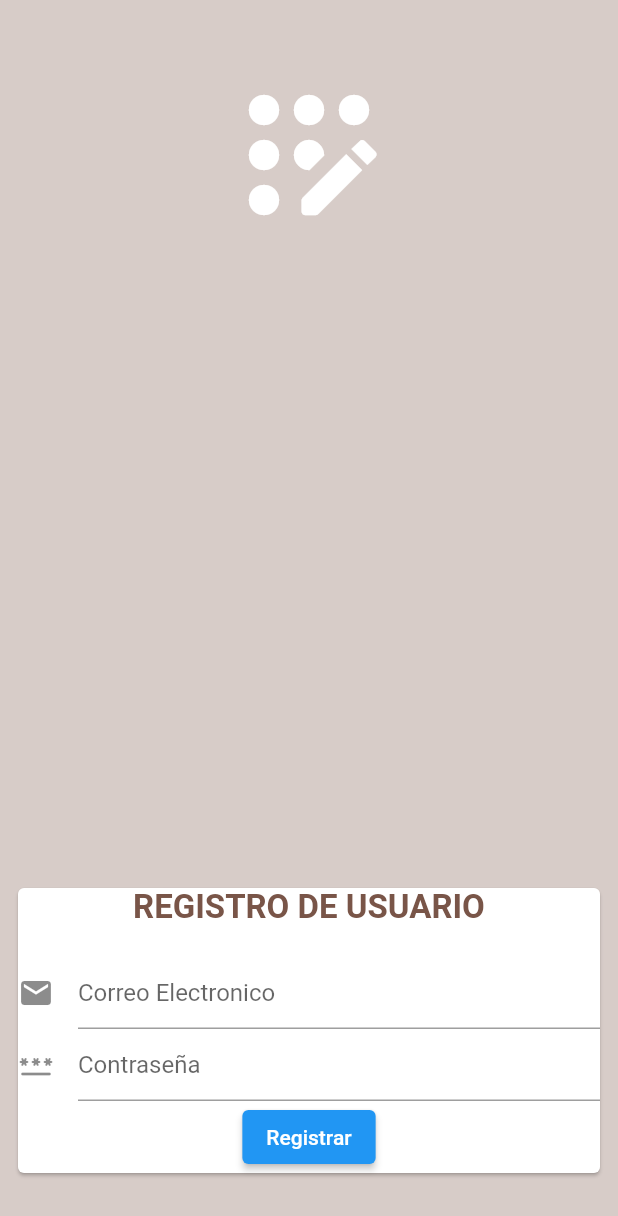
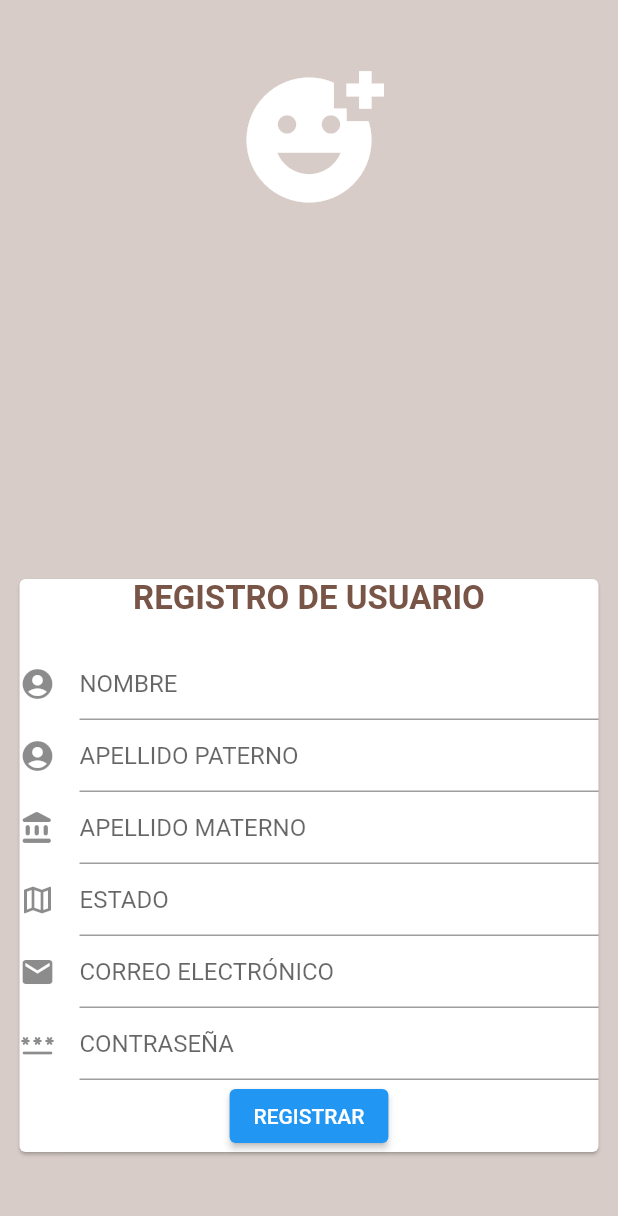
Before and after one commit to Narciso43/proyecto-movil-analisis, a Flutter app: the RegisterPage screen opened directly, on a phone screen of 412 x 824 dp. Shown: the top 1216 px of the screen. Run offline on Flutter 3.47's test engine with Material 2 defaults, Android fonts, the phone set to English and light mode, and no system bars; our stand-ins replace shared_preferences; missing offline and left inert: dart:ffi; accounts and stored records are empty.

Commit message:
Se corrigieron Errore. Corre de nuevo

```diff
--- a/lib/pages/register_page.dart
+++ b/lib/pages/register_page.dart
@@ -1,13 +1,29 @@
-import 'dart:ffi';
+import 'package:flutter/material.dart';
+import 'package:js_onboarding/providers/register_provider.dart';
+import 'package:provider/provider.dart';
 
-import 'package:flutter/material.dart';
-
-class RegisterPage extends StatelessWidget {
+class RegisterPage extends StatefulWidget {
   static final String routeName = '/';
   const RegisterPage();
 
   @override
+  State<RegisterPage> createState() => _RegisterPageState();
+}
+
+class _RegisterPageState extends State<RegisterPage> {
+  var formkey = GlobalKey<FormState>();
+  Map<String, String> FormData = {
+    'nombre': '',
+    'Apaterno': '',
+    'Amaterno': '',
+    'estado': '',
+    'correo': '',
+    'contraseña': ''
+  };
+  @override
   Widget build(BuildContext context) {
+    final registerProvider = Provider.of<RegisterProvider>(context);
+
     return Scaffold(
       body: Container(
         width: double.infinity,
@@ -16,18 +32,20 @@ class RegisterPage extends StatelessWidget {
           children: [
             SizedBox(height: 43),
             Icon(
-              Icons.app_registration_rounded,
-              size: 120,
+              Icons.add_reaction_sharp,
+              size: 100,
               color: Colors.white,
             ),
             Expanded(
               child: Container(),
             ),
             Padding(
-              padding: const EdgeInsets.all(8.0),
+              padding: const EdgeInsets.all(9.0),
               child: Card(
                 child: Container(
                   width: double.infinity,
+                  child: Form(
+                    key: formkey,
                     child: Column(
                       children: [
                         Text('REGISTRO DE USUARIO',
@@ -38,30 +56,132 @@ class RegisterPage extends StatelessWidget {
                               fontSize: 22,
                             )),
                         const SizedBox(height: 20),
-                      TextField(
+                        TextFormField(
+                          onChanged: (value) {
+                            FormData['nombre'] = value;
+                          },
+                          validator: (value) {
+                            if (value.length < 3) {
+                              return "NOMBRE NO VALIDO";
+                            }
+                          },
+                          // los constantes son porque no se modicada la decoracion
+                          // en la ejecucion
+                          decoration: const InputDecoration(
+                              icon: Icon(Icons.account_circle_rounded),
+                              hintText: 'NOMBRE'),
+                        ),
+                        TextFormField(
+                          onChanged: (value) {
+                            FormData['Apaterno'] = value;
+                          },
+                          validator: (value) {
+                            if (value.length < 3) {
+                              return "APELLIDO PATERNO NO VALIDO";
+                            }
+                            //return null;
+                          },
+
+                          // los constantes son porque no se modicada la decoracion
+                          // en la ejecucion
+                          decoration: const InputDecoration(
+                              icon: Icon(Icons.account_circle_sharp),
+                              hintText: 'APELLIDO PATERNO'),
+                        ),
+                        TextFormField(
+                          onChanged: (value) {
+                            FormData['Amaterno'] = value;
+                          },
+                          validator: (value) {
+                            if (value.length < 3) {
+                              return "APELLIDO MATERNO NO VALIDO";
+                            }
+
+                            ///return null;
+                          },
+                          // los constantes son porque no se modicada la decoracion
+                          // en la ejecucion
+                          decoration: const InputDecoration(
+                              icon: Icon(Icons.account_balance_rounded),
+                              hintText: 'APELLIDO MATERNO'),
+                        ),
+                        TextFormField(
+                          onChanged: (value) {
+                            FormData['estado'] = value;
+                          },
+                          validator: (value) {
+                            if (value.length < 3) {
+                              return "ESTADO NO VALIDO";
+                            }
+                            //return null;
+                          },
+                          // los constantes son porque no se modicada la decoracion
+                          // en la ejecucion
+                          decoration: const InputDecoration(
+                              icon: Icon(Icons.map_outlined),
+                              hintText: 'ESTADO'),
+                        ),
+                        TextFormField(
+                          onChanged: (value) {
+                            FormData['correo'] = value;
+                          },
+                          validator: (value) {
+                            if (value.length < 10) {
+                              return "CORREO NO VALIDO";
+                            }
+                            //return null;
+                          },
                           // los constantes son porque no se modicada la decoracion
                           // en la ejecucion
                           decoration: const InputDecoration(
                               icon: Icon(Icons.email),
-                            hintText: 'Correo Electronico'),
+                              hintText: 'CORREO ELECTRÓNICO'),
                         ),
-                      TextField(
+                        TextFormField(
+                          onChanged: (value) {
+                            FormData['constraseña'] = value;
+                          },
+                          validator: (value) {
+                            if (value.length < 8) {
+                              return "CONTREASEÑA MUY CORTA";
+                            }
+                            //return null;
+                          },
                           // los constantes son porque no se modicada la decoracion
                           // en la ejecucion
+                          obscureText: true,
                           decoration: const InputDecoration(
                               icon: Icon(Icons.password_rounded),
-                            hintText: 'Contraseña'),
+                              hintText: 'CONTRASEÑA'),
                         ),
 
                         // Por medio de funciones  anonimas.
-                      ElevatedButton(onPressed: () {}, child: Text('Registrar'))
+                        ElevatedButton(
+                            onPressed: () async {
+                              if (formkey.currentState.validate()) {
+                                bool respuesta = await registerProvider
+                                    .registrarUsuario(FormData);
+                                if (respuesta) {
+                                  showDialog(
+                                      context: context,
+                                      builder: (context) {
+                                        return const AlertDialog(
+                                            title: Text('USUARIO RESGITRADO'));
+                                      });
+                                }
+                              } else {
+                                print('NO VALIDADO');
+                              }
+                            },
+                            child: const Text('REGISTRAR'))
                       ],
                     ),
                   ),
                 ),
               ),
+            ),
             SizedBox(
-              height: 30,
+              height: 43,
             )
           ],
         ),
--- /dev/null
+++ b/lib/providers/login_provider.dart
@@ -0,0 +1,7 @@
+import 'package:flutter/material.dart';
+
+class LoginProvider extends ChangeNotifier {
+  LoginProvider() {
+    print("INCIANDO  LIGIN PROVIDER ...");
+  }
+}
--- /dev/null
+++ b/lib/providers/providers.dart
@@ -0,0 +1,3 @@
+export 'package:js_onboarding/pages/register_page.dart';
+
+export 'package:js_onboarding/providers/login_provider.dart';
```
Also changed, not shown: lib/main.dart (+13 -9 lines), lib/providers/register_provider.dart (added, +11 -0 lines), 1 other file. Lines whose indentation alone changed are shown as unchanged.
